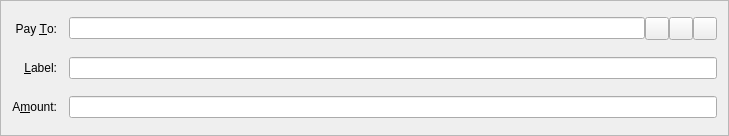
Old version of the form src/qt/forms/sendcoinsentry.ui in the repository hempcoin-project/THC.
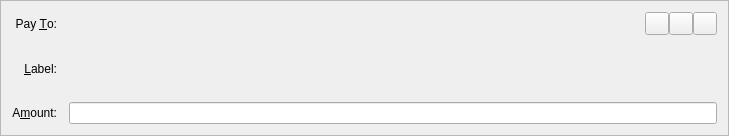
New version of the form. Icons and pictures are not drawn. Custom widgets are drawn as their Qt base class.

Diff of the .ui file:
```diff
--- a/src/qt/forms/sendcoinsentry.ui
+++ b/src/qt/forms/sendcoinsentry.ui
@@ -58,7 +58,7 @@
       <number>0</number>
      </property>
      <item>
-      <widget class="QValidatedLineEdit" name="addAsLabel">
+      <widget class="QValidatedLineEdit" name="addAsLabel" native="true">
        <property name="enabled">
         <bool>true</bool>
        </property>
@@ -88,12 +88,12 @@
       <number>0</number>
      </property>
      <item>
-      <widget class="QValidatedLineEdit" name="payTo">
+      <widget class="QValidatedLineEdit" name="payTo" native="true">
        <property name="toolTip">
         <string>The address to send the payment to  (e.g. H6j9jNjRELqCiV6vXFVCp8QQ7sM8e1Afvo)</string>
        </property>
-       <property name="maxLength">
-        <number>34</number>
+       <property name="maxLength" stdset="0">
+        <number>100</number>
        </property>
       </widget>
      </item>
@@ -152,7 +152,7 @@
  <customwidgets>
   <customwidget>
    <class>QValidatedLineEdit</class>
-   <extends>QLineEdit</extends>
+   <extends>QWidget</extends>
    <header>qvalidatedlineedit.h</header>
   </customwidget>
   <customwidget>
```
